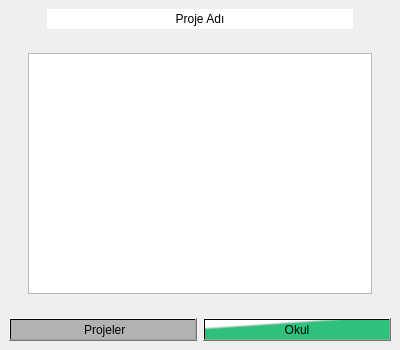
The window that okul.ui (Sisli-Anadolu-Lisesi-Yazilim-Grubu/tubitak-sal-android) describes before a commit, drawn with Qt 5.
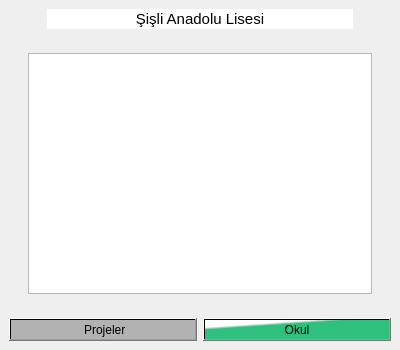
The same window after the commit. Icons and pictures are not drawn.

```diff
--- a/okul.ui
+++ b/okul.ui
@@ -63,7 +63,7 @@
 background-color: rgb(255, 255, 255);</string>
         </property>
         <property name="text">
-         <string>&lt;html&gt;&lt;head/&gt;&lt;body&gt;&lt;p align=&quot;center&quot;&gt;Proje Adı&lt;/p&gt;&lt;/body&gt;&lt;/html&gt;</string>
+         <string>&lt;html&gt;&lt;head/&gt;&lt;body&gt;&lt;p align=&quot;center&quot;&gt;&lt;span style=&quot; font-size:11pt;&quot;&gt;Şişli Anadolu Lisesi&lt;/span&gt;&lt;/p&gt;&lt;/body&gt;&lt;/html&gt;</string>
         </property>
        </widget>
       </item>
```
Left out of the diff: 2 changed lines with no effect on the pictures.
